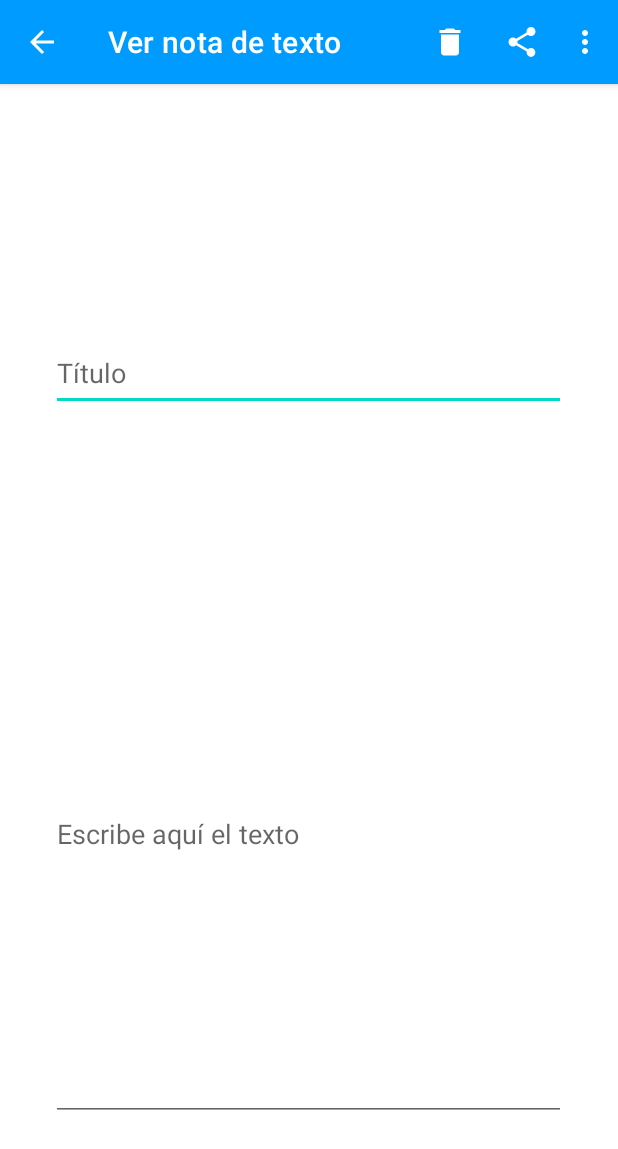
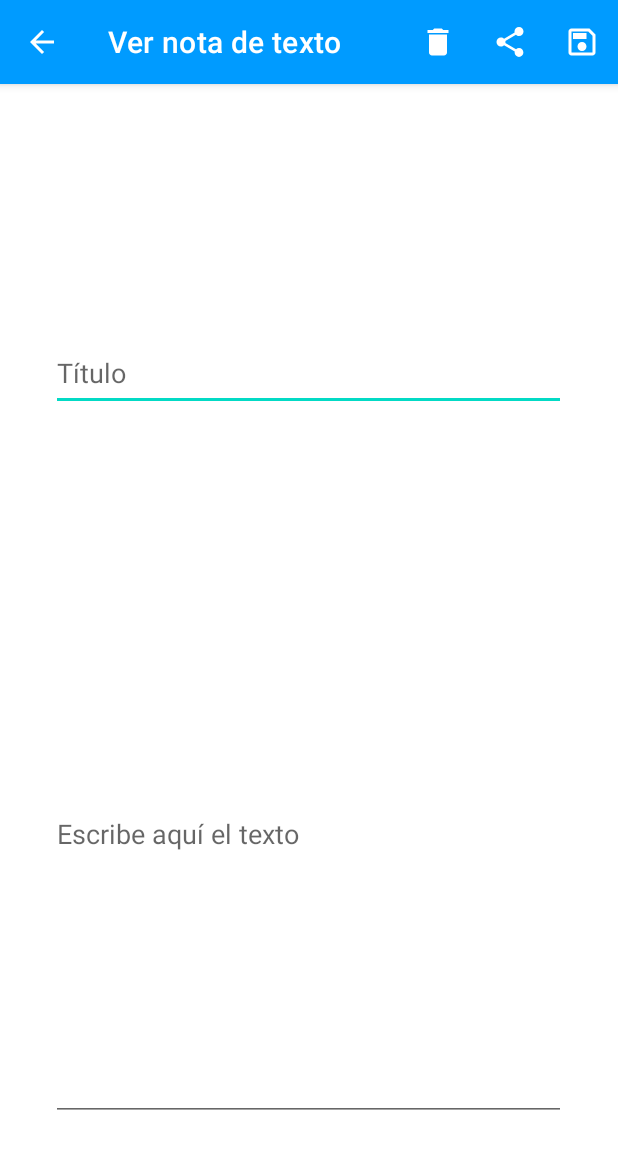
Before and after one commit to martialtimira/PIS_AppNotes, an Android app: the textViewActivity screen opened directly, with no data from a screen before it, on a phone screen of 412 x 824 dp. Shown: the top 1149 px of the screen. Run offline under Robolectric (Android 15) with nearby library versions, the phone set to English and light mode, and no system bars; 3 statements that could not run were skipped.

Commit message:
saveIcons

```diff
--- /dev/null
+++ b/app/src/main/res/drawable/ic_outline_save_24.xml
@@ -0,0 +1,10 @@
+<vector xmlns:android="http://schemas.android.com/apk/res/android"
+    android:width="24dp"
+    android:height="24dp"
+    android:viewportWidth="24"
+    android:viewportHeight="24"
+    android:tint="@android:color/white">
+  <path
+      android:fillColor="@android:color/white"
+      android:pathData="M17,3L5,3c-1.11,0 -2,0.9 -2,2v14c0,1.1 0.89,2 2,2h14c1.1,0 2,-0.9 2,-2L21,7l-4,-4zM19,19L5,19L5,5h11.17L19,7.83L19,19zM12,12c-1.66,0 -3,1.34 -3,3s1.34,3 3,3 3,-1.34 3,-3 -1.34,-3 -3,-3zM6,6h9v4L6,10z"/>
+</vector>
--- a/app/src/main/res/menu/create_image_note_menu.xml
+++ b/app/src/main/res/menu/create_image_note_menu.xml
@@ -5,6 +5,7 @@
 
     <item
         android:id="@+id/guardar"
+        android:icon="@drawable/ic_outline_save_24"
         android:title="@string/button_save"
         android:onClick="saveImageNote"
         app:showAsAction="always" />
--- a/app/src/main/res/menu/create_text_note_menu.xml
+++ b/app/src/main/res/menu/create_text_note_menu.xml
@@ -5,6 +5,7 @@
 
     <item
         android:id="@+id/guardar"
+        android:icon="@drawable/ic_outline_save_24"
         android:title="@string/button_save"
         android:onClick="saveTextNote"
         app:showAsAction="always" />
--- a/app/src/main/res/menu/view_image_note_menu.xml
+++ b/app/src/main/res/menu/view_image_note_menu.xml
@@ -19,8 +19,9 @@
 
     <item
         android:id="@+id/guardar"
+        android:icon="@drawable/ic_outline_save_24"
         android:title="@string/button_save"
         android:onClick="saveChangesImageNote"
-        app:showAsAction="never" />
+        app:showAsAction="ifRoom" />
 
 </menu>
--- a/app/src/main/res/menu/view_note_menu.xml
+++ b/app/src/main/res/menu/view_note_menu.xml
@@ -19,8 +19,9 @@
 
     <item
         android:id="@+id/guardar"
+        android:icon="@drawable/ic_outline_save_24"
         android:title="@string/button_save"
-        android:onClick="saveChangesTextNote"
-        app:showAsAction="never" />
+        android:onClick="saveChangesImageNote"
+        app:showAsAction="ifRoom" />
 
 </menu>
```
